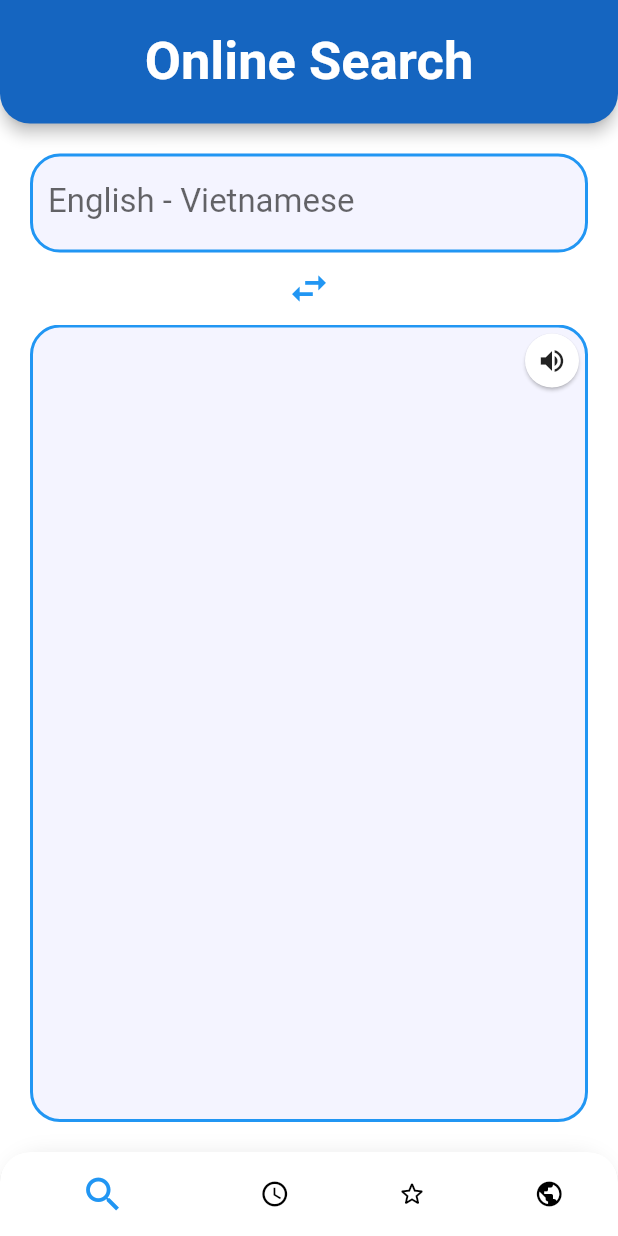
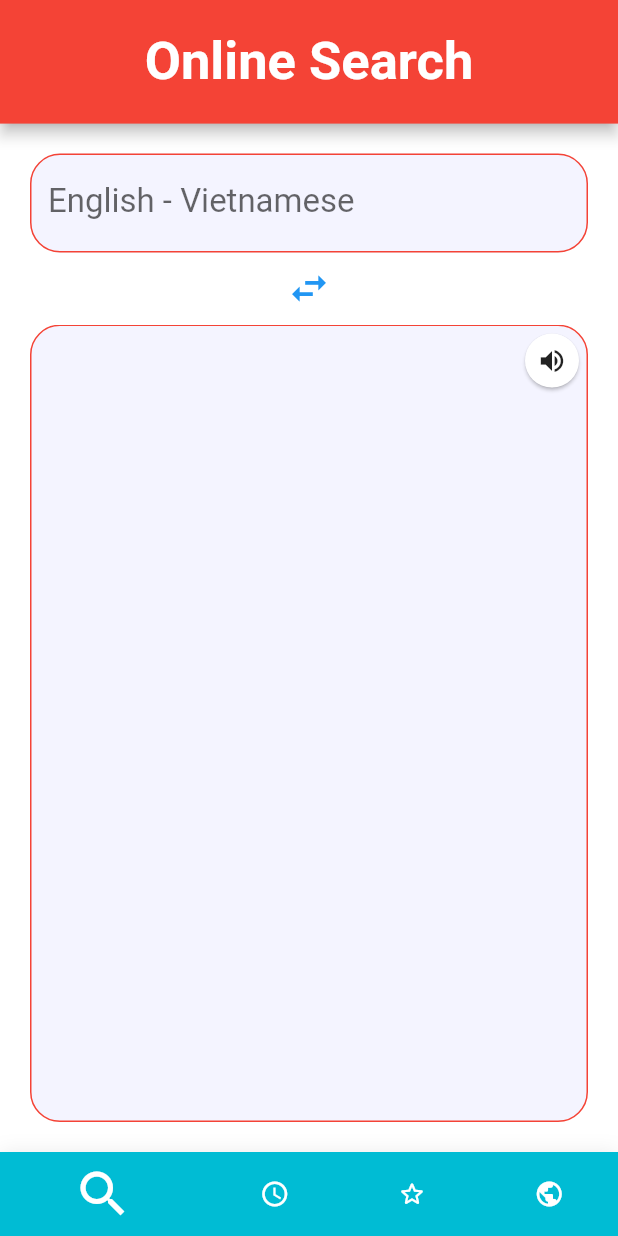
Before and after one commit to minhtrizs2000/HFL_Flutter_AVDictionary, a Flutter app: the screen it shows after launch, swiped to page 4, on a phone screen of 412 x 824 dp. Run offline on Flutter 3.47's test engine with Material 2 defaults, Android fonts, the phone set to English and light mode, and no system bars; our stand-ins replace flutter_html, flutter_spinkit, flutter_tts, screenshot, share, sqflite; accounts and stored records are empty.

```diff
--- a/lib/main.dart
+++ b/lib/main.dart
@@ -37,7 +37,6 @@ class MyApp extends StatelessWidget {
           if (snapshot.hasData) {
             return Navigation();
           } else if (snapshot.hasError) {
-            print("không được chỗ này");
            // return Text("${snapshot.error}");
             return Navigation();
           }
@@ -52,11 +51,11 @@ class MyApp extends StatelessWidget {
 class LoadingScreen extends StatelessWidget {
   @override
   Widget build(BuildContext context) {
-    return MaterialApp(
+    return const MaterialApp(
       home: Scaffold(
         body: Center(
           child: SpinKitFadingCircle(
-            color: Colors.blue,
+            color: Colors.cyanAccent,
             size: 50,
           ),
         ),
--- a/lib/navigation.dart
+++ b/lib/navigation.dart
@@ -54,10 +54,6 @@ class _NavigationState extends State<Navigation> {
       ),
       bottomNavigationBar: Container(
         decoration: BoxDecoration(
-          borderRadius: const BorderRadius.only(
-            topRight: const Radius.circular(30),
-            topLeft: const Radius.circular(30),
-          ),
           boxShadow: [
             BoxShadow(
               color: Colors.grey.withOpacity(0.2),
@@ -67,31 +63,27 @@ class _NavigationState extends State<Navigation> {
         ),
         // ClipRRect to make boder of BottomNavigationBar rounded
         child: ClipRRect(
-          borderRadius: const BorderRadius.only(
-            topLeft: const Radius.circular(20),
-            topRight: const Radius.circular(20),
-          ),
           child: BottomNavigationBar(
-            items: [
+            items: const [
               BottomNavigationBarItem(
-                icon: Icon(Icons.search),
+                icon: Icon(Icons.search, color: Colors.white,),
                 label: 'Search',
-                backgroundColor: Colors.white,
+                backgroundColor: Colors.cyan,
               ),
               BottomNavigationBarItem(
-                icon: Icon(Icons.access_time),
+                icon: Icon(Icons.access_time, color: Colors.white,),
                 label: 'History',
-                backgroundColor: Colors.white,
+                backgroundColor: Colors.red,
               ),
               BottomNavigationBarItem(
-                icon: Icon(Icons.star_border_rounded),
+                icon: Icon(Icons.star_border_rounded, color: Colors.white,),
                 label: 'Favorite',
-                backgroundColor: Colors.white,
+                backgroundColor: Colors.cyan,
               ),
               BottomNavigationBarItem(
-                icon: Icon(Icons.public),
+                icon: Icon(Icons.public, color: Colors.white,),
                 label: 'Online',
-                backgroundColor: Colors.white,
+                backgroundColor: Colors.red,
               ),
             ],
             currentIndex: _selectedScreen,
@@ -104,7 +96,7 @@ class _NavigationState extends State<Navigation> {
             selectedFontSize: 1,
             unselectedFontSize: 1,
             selectedIconTheme: const IconThemeData(
-              size: 30,
+              size: 40,
             ),
             unselectedIconTheme: const IconThemeData(
               size: 20,
--- a/lib/screens/definition/components/shared_appbar.dart
+++ b/lib/screens/definition/components/shared_appbar.dart
@@ -37,10 +37,10 @@ class SharedAppBar extends StatelessWidget {
         ),
       ],
       centerTitle: true,
-      shape: RoundedRectangleBorder(
-        borderRadius: const BorderRadius.only(
-          bottomLeft: const Radius.circular(20),
-          bottomRight: const Radius.circular(20),
+      shape: const RoundedRectangleBorder(
+        borderRadius:  BorderRadius.only(
+          bottomLeft:  Radius.circular(0),
+          bottomRight:  Radius.circular(0),
         ),
       ),
     );
--- a/lib/screens/history/components/word_card.dart
+++ b/lib/screens/history/components/word_card.dart
@@ -24,8 +24,8 @@ class WordCard extends StatelessWidget {
         decoration: BoxDecoration(
           gradient: LinearGradient(
             colors: table == 'av'
-                ? [Colors.purple, Colors.blue]
-                : [Colors.purple, Colors.red],
+                ? [Colors.cyan, Colors.white]
+                : [Colors.red, Colors.white],
             begin: Alignment.centerLeft,
             end: Alignment.centerRight,
           ),
--- a/lib/screens/history/history_screen.dart
+++ b/lib/screens/history/history_screen.dart
@@ -121,11 +121,11 @@ class _HistoryScreenState extends State<HistoryScreen>
         child: SharedAppBar(
           size: size,
           title: 'History',
-          backgroundColor: kEnglishAppbarColor,
+          backgroundColor: Colors.red,
           customButton: CustomButton(
             icon: const Icon(
               Icons.delete_sweep_rounded,
-              color: Colors.blue,
+              color: Colors.red,
             ),
             onPressed: _deleteAllHistory,
           ),
--- a/lib/screens/online_search/online_search_screen.dart
+++ b/lib/screens/online_search/online_search_screen.dart
@@ -107,7 +107,7 @@ class _OnlineSearchScreenState extends State<OnlineSearchScreen> {
         child: SharedAppBar(
           size: size,
           title: 'Online Search',
-          backgroundColor: kEnglishAppbarColor, customButton: null,
+          backgroundColor: Colors.red, customButton: null,
         ),
       ),
       body: Container(
@@ -121,12 +121,12 @@ class _OnlineSearchScreenState extends State<OnlineSearchScreen> {
                 textInputAction: TextInputAction.search,
                 decoration: InputDecoration(
                   border: const OutlineInputBorder(
-                    borderRadius: const BorderRadius.all(Radius.circular(20)),
+                    borderRadius: BorderRadius.all(Radius.circular(20)),
                   ),
                   // enabledBorder to make set color for border when unfocus
                   enabledBorder: const OutlineInputBorder(
-                    borderRadius: const BorderRadius.all(Radius.circular(20)),
-                    borderSide: const BorderSide(color: Colors.blue, width: 2),
+                    borderRadius: BorderRadius.all(Radius.circular(20)),
+                    borderSide: BorderSide(color: Colors.red, width: 1),
                   ),
                   labelText: translateType == Translate.av
                       ? 'English - Vietnamese'
@@ -168,7 +168,7 @@ class _OnlineSearchScreenState extends State<OnlineSearchScreen> {
                     padding: const EdgeInsets.fromLTRB(20, 20, 35, 20),
                     decoration: BoxDecoration(
                       borderRadius: BorderRadius.circular(20),
-                      border: Border.all(color: Colors.blue, width: 2),
+                      border: Border.all(color: Colors.red, width: 1),
                       color: kBackgroundCardColor,
                     ),
                     child: SingleChildScrollView(
--- a/lib/utilities/constaints.dart
+++ b/lib/utilities/constaints.dart
@@ -7,8 +7,8 @@ enum Translate { av, va }
 const kPrimaryColor = Colors.blue;
 const kTextColor = Color(0xFF3C4046);
 const kBackgroundCardColor = Color(0xFFF4F4FF);
-const kVietnameseAppbarColor = Color(0xFFC62828);
-const kEnglishAppbarColor = Color(0xFF1565C0);
+const kVietnameseAppbarColor = Color(0xFFFF0000);
+const kEnglishAppbarColor = Color(0xFF00D5D5);
 const double kDefaultPadding = 30.0;
 
 const kVietNamFlagDir = 'assets/icons/vietnamese.png';
--- a/pubspec.yaml
+++ b/pubspec.yaml
@@ -40,6 +40,11 @@ dependencies:
   flutter_spinkit: ^5.1.0
   http: ^0.13.4
   path_provider: ^2.0.10
+
+  screenshot: ^1.2.3
+  social_share: ^2.2.1
+  share: ^2.0.4
+
 
 dev_dependencies:
   flutter_test:
```
Also changed, not shown: lib/screens/definition/definition_screen.dart (+51 -3 lines), lib/screens/offline_search/offline_search_screen.dart (+3 -7 lines), pubspec.lock.
